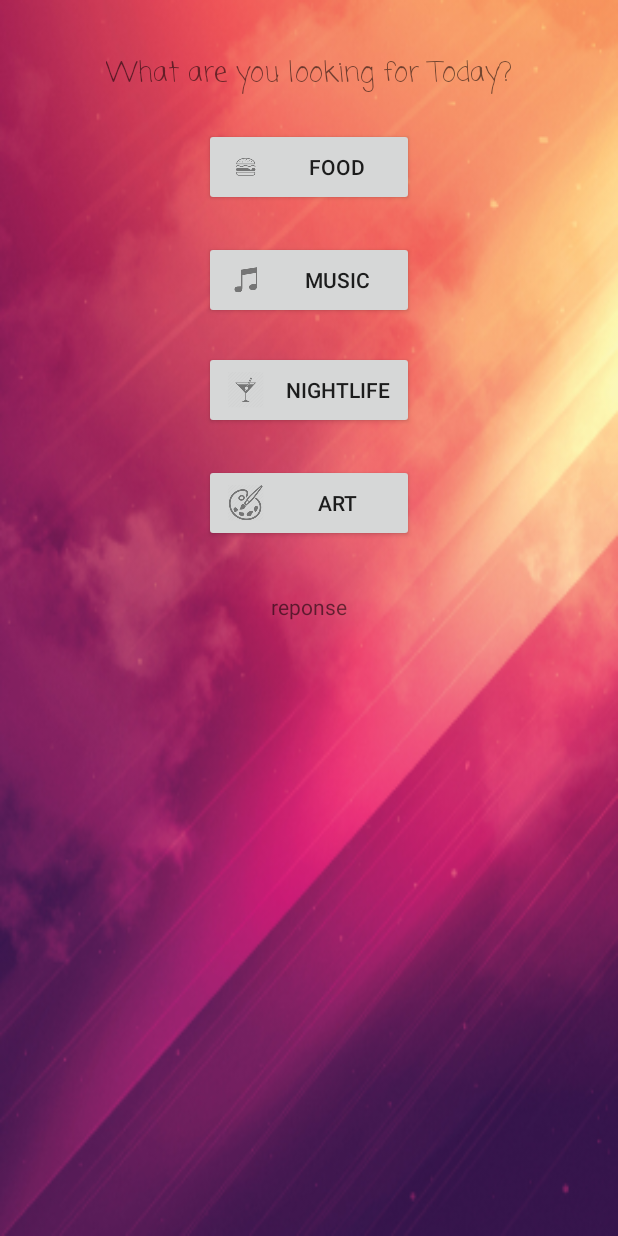
After one commit to joseph93/YHacksProjectAndroid, an Android app: the layout fragment_suggestion.xml on its own in the app's theme, with its tools: preview values and no code run, on a phone screen of 412 x 824 dp. The commit adds this screen. Run offline under Robolectric (Android 15) with nearby library versions, the phone set to English and light mode, and no system bars; network calls fail.

Commit message:
merging with mastre

```diff
--- a/app/build.gradle
+++ b/app/build.gradle
@@ -33,5 +33,6 @@ dependencies {
     compile 'com.android.support:appcompat-v7:24.2.1'
     compile 'com.google.android.gms:play-services:9.8.0'
     compile 'com.android.support:support-v4:24.2.1'
+    compile 'com.android.volley:volley:1.0.0'
     testCompile 'junit:junit:4.12'
 }
--- a/app/src/main/AndroidManifest.xml
+++ b/app/src/main/AndroidManifest.xml
@@ -13,7 +13,6 @@
     <application
         android:name=".MyApplication"
         android:allowBackup="true"
-        android:icon="@mipmap/ic_launcher"
         android:label="@string/app_name"
         android:supportsRtl="true"
         android:theme="@style/AppTheme">
--- a/app/src/main/java/com/example/josep/yhacks/MainActivity.java
+++ b/app/src/main/java/com/example/josep/yhacks/MainActivity.java
@@ -14,8 +14,8 @@ public class MainActivity extends AppCompatActivity {
         super.onCreate(savedInstanceState);
         FacebookSdk.sdkInitialize(getApplicationContext());
         setContentView(R.layout.activity_main);
-        Fragment fragment = new MainFragment();
+        Fragment m_fragment = new SuggestionFragment();
         getSupportFragmentManager().beginTransaction()
-                .replace(R.id.fragment_frame, fragment, fragment.getClass().getSimpleName()).addToBackStack(null).commit();
+                .replace(R.id.fragment_frame, m_fragment, m_fragment.getClass().getSimpleName()).addToBackStack(null).commit();
     }
 }
--- a/app/src/main/java/com/example/josep/yhacks/MainFragment.java
+++ b/app/src/main/java/com/example/josep/yhacks/MainFragment.java
@@ -6,6 +6,7 @@ import android.net.Uri;
 import android.os.Bundle;
 import android.support.annotation.Nullable;
 import android.support.v4.app.Fragment;
+import android.support.v4.app.FragmentManager;
 import android.util.Log;
 import android.view.LayoutInflater;
 import android.view.View;
@@ -33,6 +34,12 @@ public class MainFragment extends Fragment {
             Profile profile = Profile.getCurrentProfile();
             if(profile != null) {
                 textDetails.setText("Welcome " + profile.getFirstName() + "!");
+                /*
+                Fragment s_fragment = new SuggestionFragment();
+                FragmentManager fm = getActivity().getSupportFragmentManager();
+                        fm.beginTransaction()
+                        .replace(R.id.fragment_suggestion,s_fragment).commit();
+                 */
             }
         }
 
@@ -71,7 +78,7 @@ public class MainFragment extends Fragment {
         super.onViewCreated(view, savedInstanceState);
         LoginButton loginButton = (LoginButton) view.findViewById(R.id.fb_login_button);
         textDetails = (TextView)view.findViewById(R.id.text_details);
-        loginButton.setReadPermissions("user_friends");
+        loginButton.setReadPermissions("user_friends", "email", "user_events");
         loginButton.setFragment(this);
         loginButton.registerCallback(callbackManager, fbCallback);
     }
--- /dev/null
+++ b/app/src/main/java/com/example/josep/yhacks/SuggestionFragment.java
@@ -0,0 +1,72 @@
+package com.example.josep.yhacks;
+
+
+import android.os.Bundle;
+import android.support.annotation.Nullable;
+import android.support.v4.app.Fragment;
+import android.view.LayoutInflater;
+import android.view.View;
+import android.view.ViewGroup;
+import android.widget.TextView;
+
+import com.android.volley.Request;
+import com.android.volley.RequestQueue;
+import com.android.volley.Response;
+import com.android.volley.VolleyError;
+import com.android.volley.toolbox.StringRequest;
+import com.android.volley.toolbox.Volley;
+
+
+/**
+ * A simple {@link Fragment} subclass.
+ */
+public class SuggestionFragment extends Fragment {
+
+
+    public SuggestionFragment() {
+        // Required empty public constructor
+    }
+
+    @Override
+    public void onCreate(Bundle savedInstanceState) {
+
+        super.onCreate(savedInstanceState);
+
+    }
+
+    @Override
+    public View onCreateView(LayoutInflater inflater, ViewGroup container,
+                             Bundle savedInstanceState) {
+        // Inflate the layout for this fragment
+        return inflater.inflate(R.layout.fragment_suggestion, container, false);
+    }
+
+    @Override
+    public void onViewCreated(View view, @Nullable Bundle savedInstanceState) {
+        super.onViewCreated(view, savedInstanceState);
+
+       final TextView mTextView = (TextView) view.findViewById(R.id.response);
+
+// Instantiate the RequestQueue.
+        RequestQueue queue = Volley.newRequestQueue(getContext());
+        String url ="http://graph.facebook.com";
+
+// Request a string response from the provided URL.
+       StringRequest stringRequest = new StringRequest(Request.Method.GET, url,
+                new Response.Listener<String>() {
+                    @Override
+                    public void onResponse(String response) {
+                        // Display the first 500 characters of the response string.
+                        mTextView.setText("Response is: "+ response.substring(0,500));
+                    }
+                }, new Response.ErrorListener() {
+            @Override
+            public void onErrorResponse(VolleyError error) {
+                mTextView.setText("That didn't work!");
+            }
+        });
+// Add the request to the RequestQueue.
+       queue.add(stringRequest);
+
+    }
+}
--- /dev/null
+++ b/app/src/main/res/layout/fragment_suggestion.xml
@@ -0,0 +1,90 @@
+<?xml version="1.0" encoding="utf-8"?>
+<RelativeLayout xmlns:android="http://schemas.android.com/apk/res/android"
+xmlns:tools="http://schemas.android.com/tools"
+android:id="@+id/fragment_suggestion"
+android:layout_width="match_parent"
+android:layout_height="match_parent"
+android:paddingBottom="@dimen/activity_vertical_margin"
+android:paddingLeft="@dimen/activity_horizontal_margin"
+android:paddingRight="@dimen/activity_horizontal_margin"
+android:paddingTop="@dimen/activity_vertical_margin"
+tools:context="com.example.josep.yhacks.Suggestions"
+android:background="@drawable/background"
+android:scaleType="center"
+    >
+
+
+<Button
+    android:text="Music"
+    android:layout_width="140dp"
+    android:layout_height="wrap_content"
+    android:layout_marginTop="23dp"
+    android:id="@+id/Music"
+    android:drawableLeft="@drawable/ic_suggestion_music"
+    android:drawablePadding="6dp"
+    android:layout_below="@+id/Food"
+    android:layout_alignLeft="@+id/Food"
+    android:layout_alignStart="@+id/Food"
+    android:textAlignment="center" />
+
+<Button
+    android:text="Art"
+    android:layout_width="140dp"
+    android:layout_height="wrap_content"
+    android:layout_marginTop="23dp"
+    android:id="@+id/Art"
+    android:drawableLeft="@drawable/ic_suggestion_art"
+    android:drawablePadding="6dp"
+    android:layout_below="@+id/Nightlife"
+    android:layout_alignLeft="@+id/Nightlife"
+    android:layout_alignStart="@+id/Nightlife"
+    android:textAlignment="center" />
+
+<TextView
+    android:text="What are you looking for Today?"
+    android:layout_width="wrap_content"
+    android:layout_height="wrap_content"
+    android:layout_alignParentTop="true"
+    android:layout_centerHorizontal="true"
+    android:layout_marginTop="19dp"
+    android:id="@+id/text_suggestion"
+    android:fontFamily="casual"
+    android:typeface="normal"
+    android:textSize="18sp" />
+
+<Button
+    android:text="Nightlife"
+    android:layout_width="140dp"
+    android:layout_height="wrap_content"
+    android:id="@+id/Nightlife"
+    android:layout_below="@+id/Music"
+    android:layout_alignLeft="@+id/Music"
+    android:layout_alignStart="@+id/Music"
+    android:drawableLeft="@drawable/ic_suggestion_nightlife"
+    android:drawablePadding="6dp"
+    android:layout_marginTop="21dp"
+    android:textAlignment="center" />
+
+<Button
+    android:text="Food"
+    android:layout_width="140dp"
+    android:layout_height="wrap_content"
+    android:layout_marginTop="22dp"
+    android:id="@+id/Food"
+    android:drawableLeft="@drawable/ic_suggestion_food"
+    android:drawablePadding="6dp"
+    android:gravity="left|center"
+    android:layout_below="@+id/text_suggestion"
+    android:layout_centerHorizontal="true"
+    android:textAlignment="center" />
+
+    <TextView
+        android:text="reponse"
+        android:layout_width="wrap_content"
+        android:layout_height="wrap_content"
+        android:layout_below="@+id/Art"
+        android:layout_centerHorizontal="true"
+        android:layout_marginTop="33dp"
+        android:id="@+id/response" />
+
+</RelativeLayout>
```
